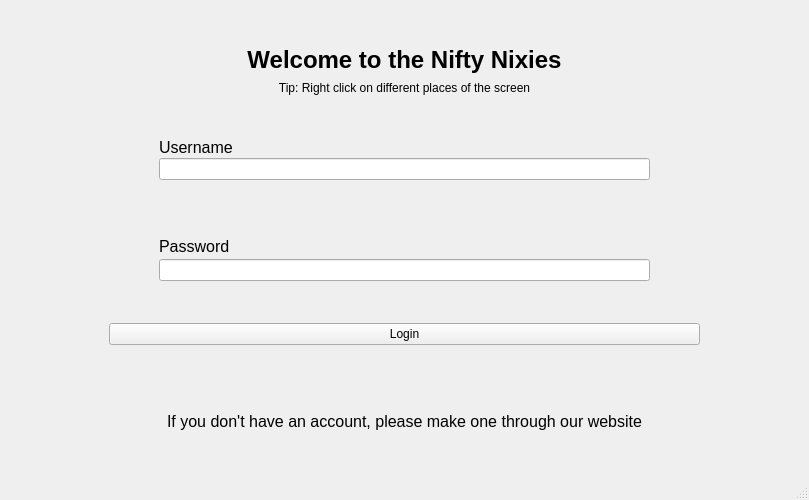
Old version of the form client/src/ui/login.ui in the repository anomaly-true/Python-CJ_9.
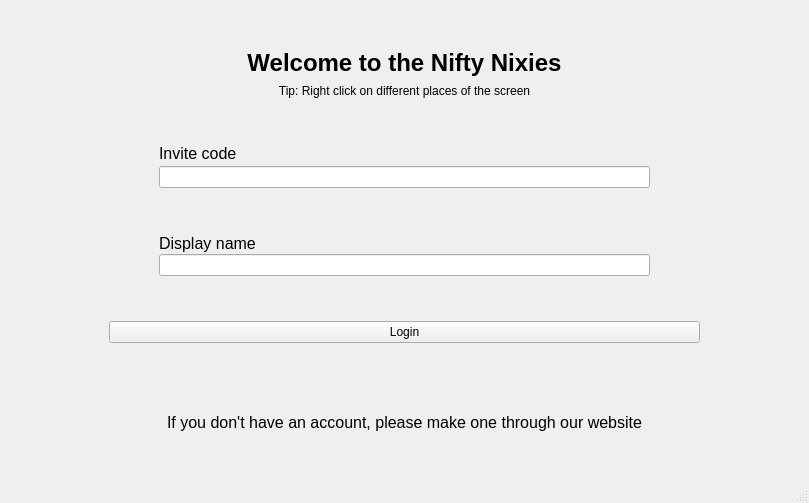
New version of the form.

Commit message: style: Change username to display name and password to invite code

```diff
--- a/client/src/ui/login.ui
+++ b/client/src/ui/login.ui
@@ -7,7 +7,7 @@
     <x>0</x>
     <y>0</y>
     <width>809</width>
-    <height>500</height>
+    <height>503</height>
    </rect>
   </property>
   <property name="windowTitle">
@@ -64,6 +64,56 @@
       </item>
      </layout>
     </item>
+    <item>
+     <layout class="QVBoxLayout" name="verticalLayout_4">
+      <property name="spacing">
+       <number>3</number>
+      </property>
+      <property name="leftMargin">
+       <number>150</number>
+      </property>
+      <property name="rightMargin">
+       <number>150</number>
+      </property>
+      <property name="bottomMargin">
+       <number>0</number>
+      </property>
+      <item>
+       <widget class="QLabel" name="label_4">
+        <property name="maximumSize">
+         <size>
+          <width>16777215</width>
+          <height>20</height>
+         </size>
+        </property>
+        <property name="font">
+         <font>
+          <pointsize>12</pointsize>
+         </font>
+        </property>
+        <property name="text">
+         <string>Invite code</string>
+        </property>
+       </widget>
+      </item>
+      <item>
+       <widget class="QLineEdit" name="passwordLineEdit">
+        <property name="contextMenuPolicy">
+         <enum>Qt::NoContextMenu</enum>
+        </property>
+        <property name="inputMethodHints">
+         <set>Qt::ImhNone</set>
+        </property>
+        <property name="text">
+         <string/>
+        </property>
+        <property name="echoMode">
+         <enum>QLineEdit::Normal</enum>
+        </property>
+       </widget>
+      </item>
+     </layout>
+    </item>
     <item>
      <layout class="QVBoxLayout" name="verticalLayout_3">
       <item>
@@ -78,7 +128,7 @@
          <number>150</number>
         </property>
         <property name="bottomMargin">
-         <number>50</number>
+         <number>0</number>
         </property>
         <item>
          <widget class="QLabel" name="label_3">
@@ -94,7 +144,7 @@
            </font>
           </property>
           <property name="text">
-           <string>Username</string>
+           <string>Display name</string>
           </property>
          </widget>
         </item>
@@ -116,56 +166,6 @@
         </item>
        </layout>
       </item>
-      <item>
-       <layout class="QVBoxLayout" name="verticalLayout_4">
-        <property name="spacing">
-         <number>3</number>
-        </property>
-        <property name="leftMargin">
-         <number>150</number>
-        </property>
-        <property name="rightMargin">
-         <number>150</number>
-        </property>
-        <property name="bottomMargin">
-         <number>0</number>
-        </property>
-        <item>
-         <widget class="QLabel" name="label_4">
-          <property name="maximumSize">
-           <size>
-            <width>16777215</width>
-            <height>20</height>
-           </size>
-          </property>
-          <property name="font">
-           <font>
-            <pointsize>12</pointsize>
-           </font>
-          </property>
-          <property name="text">
-           <string>Password</string>
-          </property>
-         </widget>
-        </item>
-        <item>
-         <widget class="QLineEdit" name="passwordLineEdit">
-          <property name="contextMenuPolicy">
-           <enum>Qt::NoContextMenu</enum>
-          </property>
-          <property name="inputMethodHints">
-           <set>Qt::ImhNone</set>
-          </property>
-          <property name="text">
-           <string/>
-          </property>
-          <property name="echoMode">
-           <enum>QLineEdit::Normal</enum>
-          </property>
-         </widget>
-        </item>
-       </layout>
-      </item>
      </layout>
     </item>
     <item>
```
